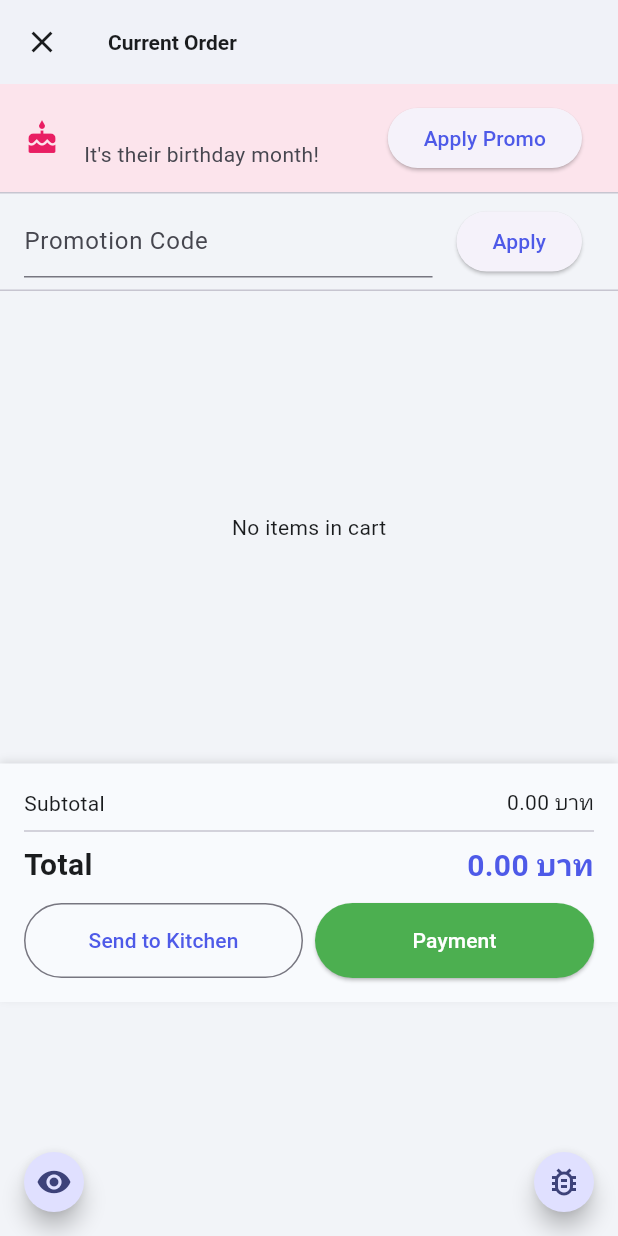
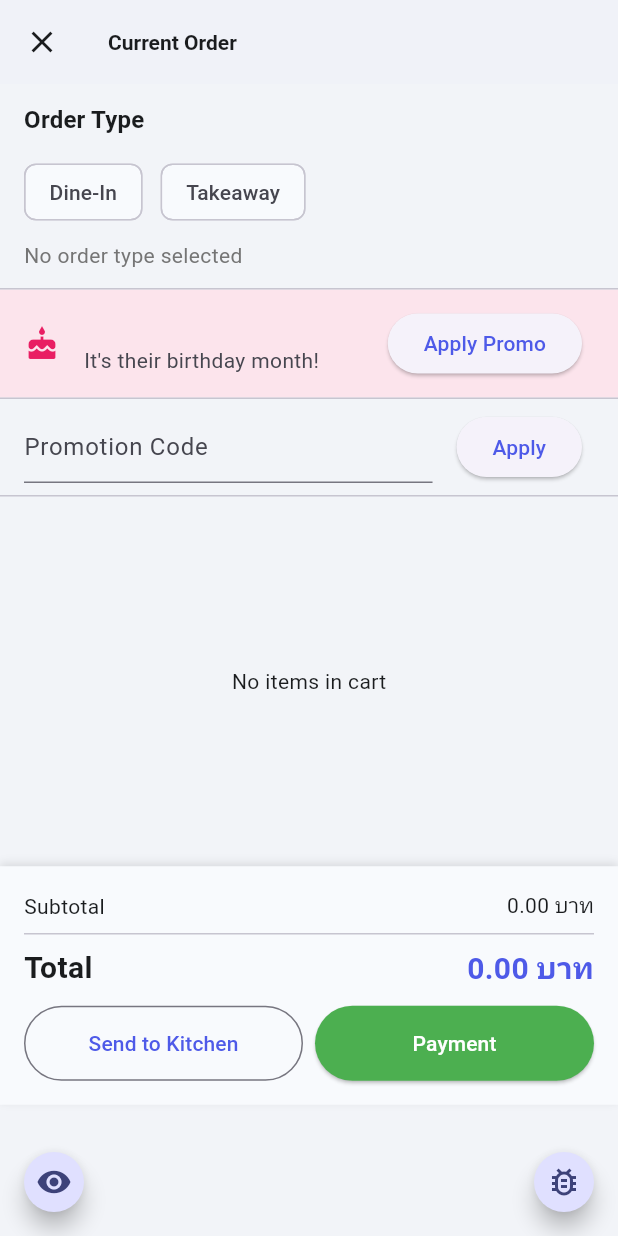
Before and after one commit to patyotaus-gif/restaurant_app_final, a Flutter app: the CartSummaryPanel screen opened directly, on a phone screen of 412 x 824 dp. Run offline on Flutter 3.47's test engine with Material 3 defaults, Android fonts, the phone set to English and light mode, and no system bars; our stand-ins replace audioplayers, badges, cloud_firestore, cloud_functions, connectivity_plus, csv and 15 more; missing offline and left inert: cryptography, esc_pos_utils_plus, file_saver, mobile_scanner; accounts and stored records are empty.

Commit message:
Add order type selection controls to cart summary

```diff
--- a/lib/widgets/order_dashboard/cart_summary_panel.dart
+++ b/lib/widgets/order_dashboard/cart_summary_panel.dart
@@ -10,6 +10,7 @@ import 'package:restaurant_models/restaurant_models.dart';
 import '../../cart_provider.dart';
 import '../../checkout_page.dart';
 import '../../services/sync_queue_service.dart';
+import '../../table_selection_page.dart';
 import '../customer_header_widget.dart';
 class CartSummaryPanel extends StatefulWidget {
   const CartSummaryPanel({super.key});
@@ -432,6 +433,86 @@ class _CartSummaryPanelState extends State<CartSummaryPanel> {
     context.push('/cart');
   }
 
+  Future<void> _handleOrderTypeSelection(
+    OrderType type,
+    CartProvider cart,
+  ) async {
+    if (type == OrderType.dineIn) {
+      await Navigator.of(context).push(
+        MaterialPageRoute<void>(
+          builder: (_) => const TableSelectionPage(),
+        ),
+      );
+    } else if (type == OrderType.takeaway) {
+      await cart.selectTakeaway();
+      if (!mounted) return;
+      ScaffoldMessenger.of(context).showSnackBar(
+        const SnackBar(
+          content: Text('Switched to takeaway order.'),
+          duration: Duration(seconds: 2),
+        ),
+      );
+    }
+  }
+
+  Widget _buildOrderTypeSection(CartProvider cart) {
+    final theme = Theme.of(context);
+    final orderType = cart.orderType;
+    final orderIdentifier = cart.orderIdentifier;
+
+    return Column(
+      crossAxisAlignment: CrossAxisAlignment.start,
+      children: [
+        Padding(
+          padding: const EdgeInsets.symmetric(horizontal: 16, vertical: 12),
+          child: Column(
+            crossAxisAlignment: CrossAxisAlignment.start,
+            children: [
+              Text(
+                'Order Type',
+                style: theme.textTheme.titleMedium?.copyWith(
+                  fontWeight: FontWeight.w600,
+                ),
+              ),
+              const SizedBox(height: 12),
+              Wrap(
+                spacing: 12,
+                children: [
+                  ChoiceChip(
+                    label: const Text('Dine-In'),
+                    selected: orderType == OrderType.dineIn,
+                    onSelected: (selected) async {
+                      if (!selected) return;
+                      await _handleOrderTypeSelection(OrderType.dineIn, cart);
+                    },
+                  ),
+                  ChoiceChip(
+                    label: const Text('Takeaway'),
+                    selected: orderType == OrderType.takeaway,
+                    onSelected: (selected) async {
+                      if (!selected) return;
+                      await _handleOrderTypeSelection(OrderType.takeaway, cart);
+                    },
+                  ),
+                ],
+              ),
+              const SizedBox(height: 8),
+              Text(
+                orderIdentifier != null
+                    ? 'Current: $orderIdentifier'
+                    : 'No order type selected',
+                style: theme.textTheme.bodyMedium?.copyWith(
+                  color: Colors.grey.shade600,
+                ),
+              ),
+            ],
+          ),
+        ),
+        const Divider(height: 1),
+      ],
+    );
+  }
+
   @override
   Widget build(BuildContext context) {
     final cart = Provider.of<CartProvider>(context);
@@ -457,6 +538,7 @@ class _CartSummaryPanelState extends State<CartSummaryPanel> {
           Consumer<SyncQueueService>(
             builder: (context, syncQueue, child) => _buildSyncStatus(syncQueue),
           ),
+          _buildOrderTypeSection(cart),
           const CustomerHeaderWidget(),
           const Divider(height: 1),
           _buildPromotionSection(cart),
```
